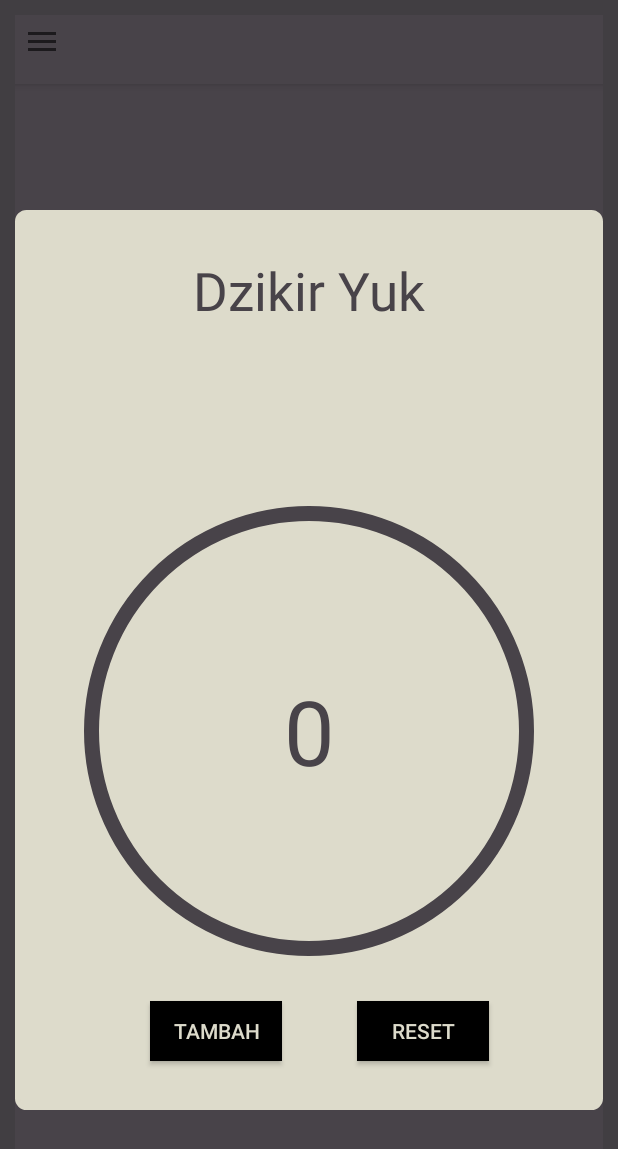
After one commit to ihsan946/SholatQ, an Android app: the fragment DzikirFragment placed in its activity, on a phone screen of 412 x 824 dp. The commit adds this screen. Shown: the top 1149 px of the screen. Run offline under Robolectric (Android 15) with nearby library versions, the phone set to English and light mode, and no system bars.

Commit message:
penambahan hitung dzikir dan pembaruan tampilan

```diff
--- a/app/src/main/java/com/ihsan946/sholatq/main/MainActivity.java
+++ b/app/src/main/java/com/ihsan946/sholatq/main/MainActivity.java
@@ -18,6 +18,7 @@ import android.widget.TextView;
 
 import com.google.android.material.navigation.NavigationView;
 import com.ihsan946.sholatq.R;
+import com.ihsan946.sholatq.menufragment.DzikirFragment;
 import com.ihsan946.sholatq.menufragment.JadwalFragment;
 import com.ihsan946.sholatq.model.Sholatqmodel;
 import com.ihsan946.sholatq.sharedpreferenced.Preference;
@@ -98,13 +99,13 @@ public class MainActivity extends AppCompatActivity implements NavigationView.On
             case R.id.menu1:
                 fragment = new JadwalFragment();
                 break;
+            case R.id.menu2:
+                fragment = new DzikirFragment();
+                break;
             case R.id.menu3:
                 Intent intent = new Intent(this,MainActivity.class);
                 startActivity(intent);
                 break;
-
-
-
         }
 
         if (fragment != null) {
--- a/app/src/main/java/com/ihsan946/sholatq/main/SplashScreen.java
+++ b/app/src/main/java/com/ihsan946/sholatq/main/SplashScreen.java
@@ -101,9 +101,6 @@ public class SplashScreen extends AppCompatActivity {
                     Hasil = response.body().hasil;
                 }
 
-
-
-
             }
 
             @Override
--- /dev/null
+++ b/app/src/main/java/com/ihsan946/sholatq/menufragment/DzikirFragment.java
@@ -0,0 +1,108 @@
+package com.ihsan946.sholatq.menufragment;
+
+import android.os.Bundle;
+
+import androidx.fragment.app.Fragment;
+
+import android.view.LayoutInflater;
+import android.view.View;
+import android.view.ViewGroup;
+import android.widget.Button;
+import android.widget.TextView;
+
+import com.ihsan946.sholatq.R;
+
+/**
+ * A simple {@link Fragment} subclass.
+ * Use the {@link DzikirFragment#newInstance} factory method to
+ * create an instance of this fragment.
+ */
+public class DzikirFragment extends Fragment {
+
+
+    String banyak_dzikir;
+    TextView dzikir;
+    Button tambah_dzikir, reset_dzikir;
+    int count = 0;
+    // TODO: Rename parameter arguments, choose names that match
+    // the fragment initialization parameters, e.g. ARG_ITEM_NUMBER
+    private static final String ARG_PARAM1 = "param1";
+    private static final String ARG_PARAM2 = "param2";
+
+    // TODO: Rename and change types of parameters
+    private String mParam1;
+    private String mParam2;
+
+    public DzikirFragment() {
+        // Required empty public constructor
+    }
+
+    /**
+     * Use this factory method to create a new instance of
+     * this fragment using the provided parameters.
+     *
+     * @param param1 Parameter 1.
+     * @param param2 Parameter 2.
+     * @return A new instance of fragment DzikirFragment.
+     */
+    // TODO: Rename and change types and number of parameters
+    public static DzikirFragment newInstance(String param1, String param2) {
+        DzikirFragment fragment = new DzikirFragment();
+        Bundle args = new Bundle();
+        args.putString(ARG_PARAM1, param1);
+        args.putString(ARG_PARAM2, param2);
+        fragment.setArguments(args);
+        return fragment;
+    }
+
+    @Override
+    public void onCreate(Bundle savedInstanceState) {
+        super.onCreate(savedInstanceState);
+        if (getArguments() != null) {
+            mParam1 = getArguments().getString(ARG_PARAM1);
+            mParam2 = getArguments().getString(ARG_PARAM2);
+        }
+    }
+
+    @Override
+    public View onCreateView(LayoutInflater inflater, ViewGroup container,
+                             Bundle savedInstanceState) {
+        // Inflate the layout for this fragment
+
+        View view = inflater.inflate(R.layout.fragment_dzikir, container, false);
+
+        dzikir = view.findViewById(R.id.tampil_hitung_dzikir);
+        tambah_dzikir = view.findViewById(R.id.tambah_dzikir);
+        reset_dzikir = view.findViewById(R.id.reset_dzikir);
+
+        tambah_dzikir.setOnClickListener(new View.OnClickListener() {
+            @Override
+            public void onClick(View v) {
+                hitungDzikir();
+            }
+        });
+
+        reset_dzikir.setOnClickListener(new View.OnClickListener() {
+            @Override
+            public void onClick(View v) {
+                resetDzikir();
+            }
+        });
+        return view;
+    }
+
+    public void hitungDzikir(){
+
+        count++;
+        banyak_dzikir = String.valueOf(count);
+        dzikir.setText(banyak_dzikir);
+    }
+
+    public void resetDzikir(){
+        count = 0;
+        banyak_dzikir = String.valueOf(count);
+        dzikir.setText(banyak_dzikir);
+    }
+
+
+}
--- a/app/src/main/java/com/ihsan946/sholatq/menufragment/JadwalFragment.java
+++ b/app/src/main/java/com/ihsan946/sholatq/menufragment/JadwalFragment.java
@@ -108,7 +108,7 @@ public class JadwalFragment extends Fragment {
         lokasi.setText(Preference.getNamaKota(getActivity()));
         tanggal.setText(tanggal_terkini);
         ImageView image = view.findViewById(R.id.gambaratas_jadwal);
-        Picasso.get().load("https://random.imagecdn.app/400/162").into(image);
+        Picasso.get().load("https://picsum.photos/400/162?blur=3").into(image);
 
 //400/162
 
--- /dev/null
+++ b/app/src/main/res/drawable/border_dzikir.xml
@@ -0,0 +1,6 @@
+<?xml version="1.0" encoding="utf-8"?>
+<shape android:shape="rectangle" xmlns:android="http://schemas.android.com/apk/res/android">
+    <stroke android:color="@color/bone" android:width="@dimen/dimen3"/>
+    <corners android:radius="@dimen/dimen6"/>
+    <solid android:color="@color/bone"/>
+</shape>
--- /dev/null
+++ b/app/src/main/res/drawable/border_hitung_dzikir.xml
@@ -0,0 +1,5 @@
+<?xml version="1.0" encoding="utf-8"?>
+<shape android:shape="oval" xmlns:android="http://schemas.android.com/apk/res/android">
+
+    <stroke android:width="@dimen/dimen10" android:color="@color/dark_liver"/>
+</shape>
--- a/app/src/main/res/layout/activity_main.xml
+++ b/app/src/main/res/layout/activity_main.xml
@@ -6,6 +6,7 @@
     android:background="@color/jet"
     android:layout_width="match_parent"
     android:layout_height="match_parent"
+    android:padding="@dimen/dimen10"
     tools:context=".main.MainActivity">
 
     <TextView
@@ -14,6 +15,7 @@
         android:text="Mohon Tunggu !!!"
         android:id="@+id/text_utama"
         android:gravity="center"
+        android:textAlignment="center"
         android:textColor="@color/white"
          />
 
--- /dev/null
+++ b/app/src/main/res/layout/fragment_dzikir.xml
@@ -0,0 +1,73 @@
+<?xml version="1.0" encoding="utf-8"?>
+<FrameLayout xmlns:android="http://schemas.android.com/apk/res/android"
+    xmlns:tools="http://schemas.android.com/tools"
+    android:layout_width="match_parent"
+    android:layout_height="match_parent"
+    android:background="@color/dark_liver"
+    tools:context=".menufragment.DzikirFragment">
+
+    <!-- TODO: Update blank fragment layout -->
+<LinearLayout
+    android:layout_width="match_parent"
+    android:layout_height="600dp"
+    android:layout_gravity="center"
+    android:layout_margin="@dimen/dimen10"
+    android:background="@drawable/border_dzikir"
+    android:orientation="vertical"
+    >
+    <TextView
+        android:layout_width="wrap_content"
+        android:layout_height="wrap_content"
+        android:text="Dzikir Yuk"
+        android:textSize="35sp"
+        android:textColor="@color/dark_liver"
+        android:layout_gravity="center"
+        android:layout_marginTop="@dimen/dimen30"
+        />
+    <TextView
+        android:layout_width="300dp"
+        android:layout_height="300dp"
+        android:layout_gravity="center"
+        android:layout_marginTop="120dp"
+        android:background="@drawable/border_hitung_dzikir"
+        android:text="0"
+        android:id="@+id/tampil_hitung_dzikir"
+        android:gravity="center"
+        android:textSize="60sp"
+        android:textColor="@color/dark_liver"
+        />
+    <RelativeLayout
+        android:layout_width="match_parent"
+        android:layout_height="wrap_content"
+        android:orientation="horizontal"
+        android:paddingLeft="60dp"
+
+        >
+        <Button
+            android:layout_width="wrap_content"
+            android:layout_height="40dp"
+            android:background="@color/black"
+            android:textColor="@color/bone"
+            android:id="@+id/tambah_dzikir"
+            android:text="Tambah"
+            android:layout_margin="@dimen/dimen30"
+            />
+        <Button
+            android:layout_width="wrap_content"
+            android:layout_height="40dp"
+            android:background="@color/black"
+            android:textColor="@color/bone"
+            android:id="@+id/reset_dzikir"
+            android:layout_toRightOf="@id/tambah_dzikir"
+            android:text="RESET"
+            android:layout_marginLeft="@dimen/dimen20"
+            android:layout_marginTop="30dp"
+            />
+
+    </RelativeLayout>
+
+
+</LinearLayout>
+
+
+</FrameLayout>
--- a/app/src/main/res/layout/fragment_jadwal.xml
+++ b/app/src/main/res/layout/fragment_jadwal.xml
@@ -17,10 +17,11 @@
                 android:layout_width="match_parent"
                 android:layout_height="150dp"
                 android:id="@+id/cardview_atas_jadwal"
-                android:layout_marginLeft="@dimen/dimen10"
-                android:layout_marginRight="@dimen/dimen10"
+
+
                 android:layout_marginBottom="@dimen/dimen10"
                 >
+
                 <RelativeLayout
                     android:layout_width="match_parent"
                     android:id="@+id/layoutatas_jadwal"
--- a/app/src/main/res/menu/menu_nav.xml
+++ b/app/src/main/res/menu/menu_nav.xml
@@ -8,9 +8,16 @@
             android:title="Jadwal Sholat" />
         <item
             android:id="@+id/menu2"
-            android:title="Kiblat" />
+            android:title="Hitung Dzikir" />
+    </group>
+    <group
+        android:id="@+id/group2_menu"
+        android:checkableBehavior="single"
+        >
         <item
             android:id="@+id/menu3"
-            android:title="Setting" />
+            android:title="Kembali ke Home" />
+
+
     </group>
 </menu>
```
Lines whose indentation alone changed are shown as unchanged.
